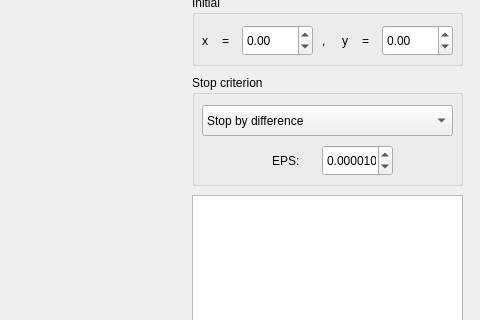
Above: mainwindow.ui from t-abildaev/Extrema_graphical before the change; both pictures show x 558 to 1038 and y 355 to 675 of the 1038 by 768 pixel window. Below: the same form after it.
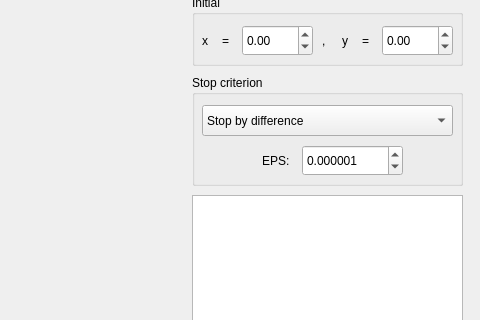
That is the form after the change. Custom widgets are drawn as their Qt base class.

```diff
--- a/mainwindow.ui
+++ b/mainwindow.ui
@@ -514,7 +514,7 @@
     <widget class="QLabel" name="label_13">
      <property name="geometry">
       <rect>
-       <x>80</x>
+       <x>70</x>
        <y>70</y>
        <width>31</width>
        <height>31</height>
@@ -527,9 +527,9 @@
     <widget class="QDoubleSpinBox" name="EPSBox">
      <property name="geometry">
       <rect>
-       <x>130</x>
+       <x>110</x>
        <y>70</y>
-       <width>71</width>
+       <width>101</width>
        <height>31</height>
       </rect>
      </property>
@@ -543,7 +543,7 @@
       <double>0.000001000000000</double>
      </property>
      <property name="value">
-      <double>0.000010000000000</double>
+      <double>0.000001000000000</double>
      </property>
     </widget>
     <widget class="QComboBox" name="scBox">
```
